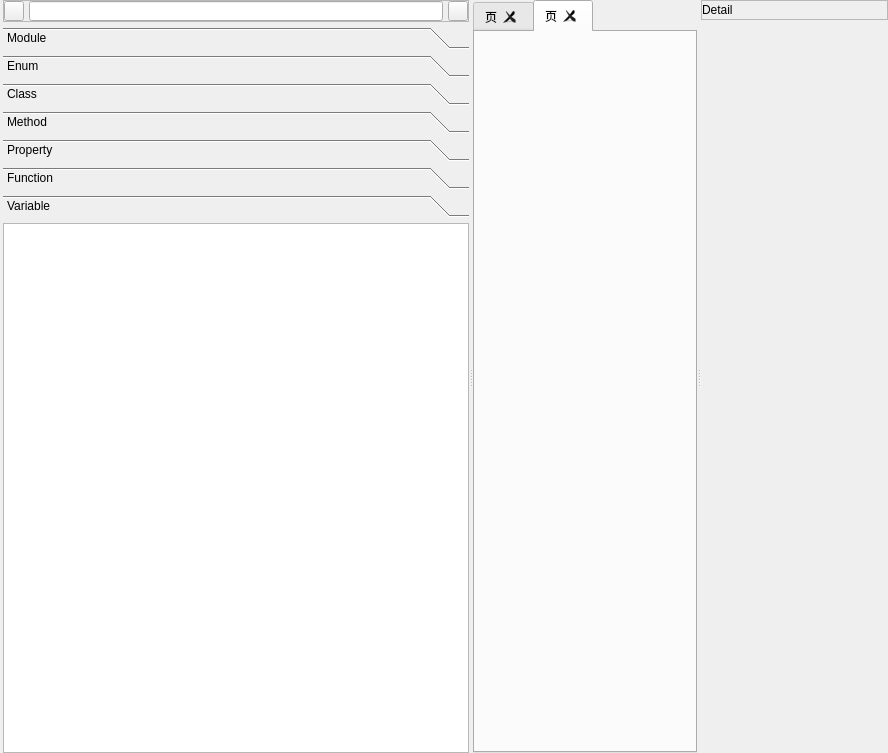
Old version of the form XS/source/AST/ASTTabWidget.ui in the repository xenginez/X.
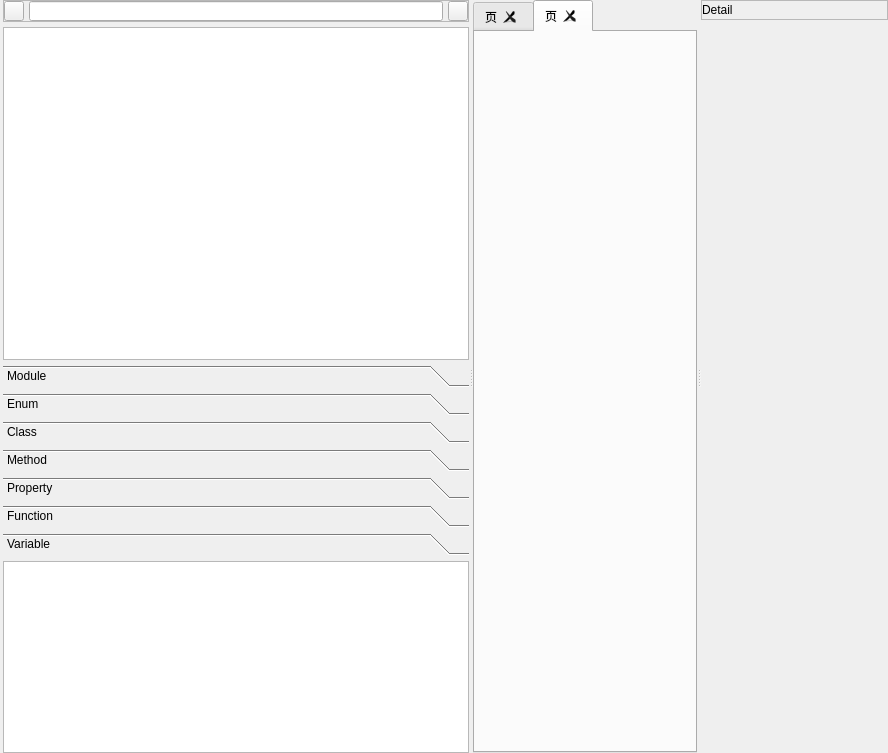
New version of the form.

What changed in the file:
```diff
--- a/XS/source/AST/ASTTabWidget.ui
+++ b/XS/source/AST/ASTTabWidget.ui
@@ -135,6 +135,21 @@
          </layout>
         </widget>
        </item>
+       <item>
+        <widget class="QTreeWidget" name="tree">
+         <property name="editTriggers">
+          <set>QAbstractItemView::EditKeyPressed|QAbstractItemView::SelectedClicked</set>
+         </property>
+         <attribute name="headerVisible">
+          <bool>false</bool>
+         </attribute>
+         <column>
+          <property name="text">
+           <string notr="true">1</string>
+          </property>
+         </column>
+        </widget>
+       </item>
        <item>
         <widget class="QToolBox" name="toolBox">
          <property name="currentIndex">
@@ -368,7 +383,7 @@
             <x>0</x>
             <y>0</y>
             <width>471</width>
-            <height>544</height>
+            <height>192</height>
            </rect>
           </property>
           <attribute name="label">
```
Left out of the diff: 14 changed lines with no effect on the pictures.
